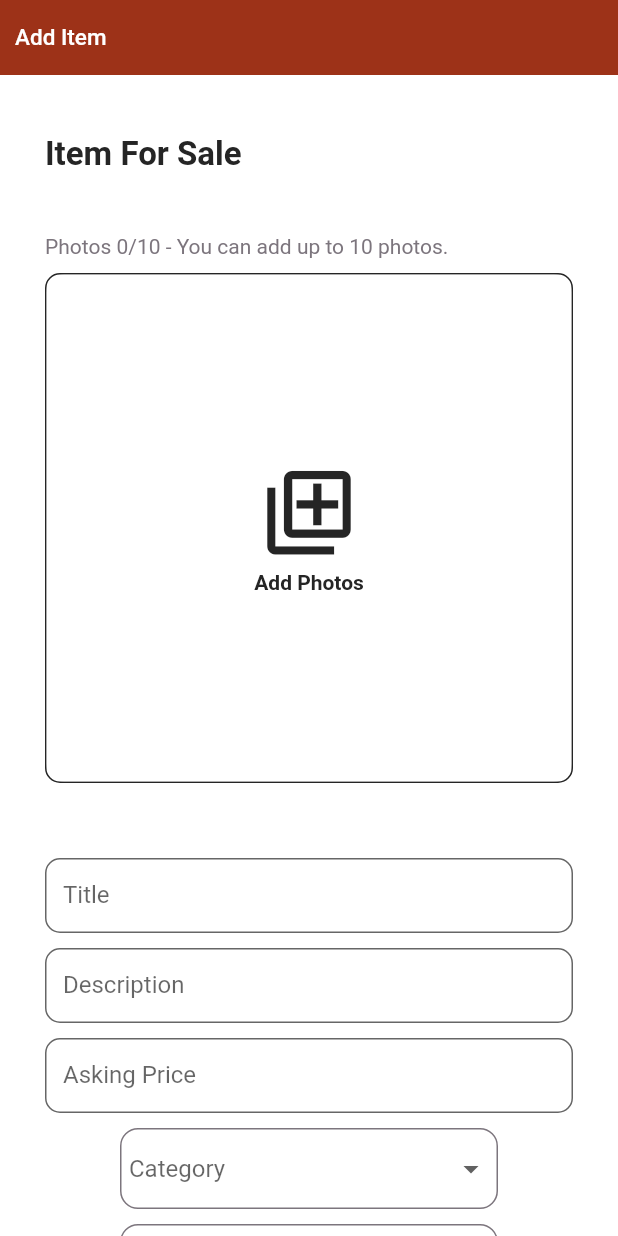
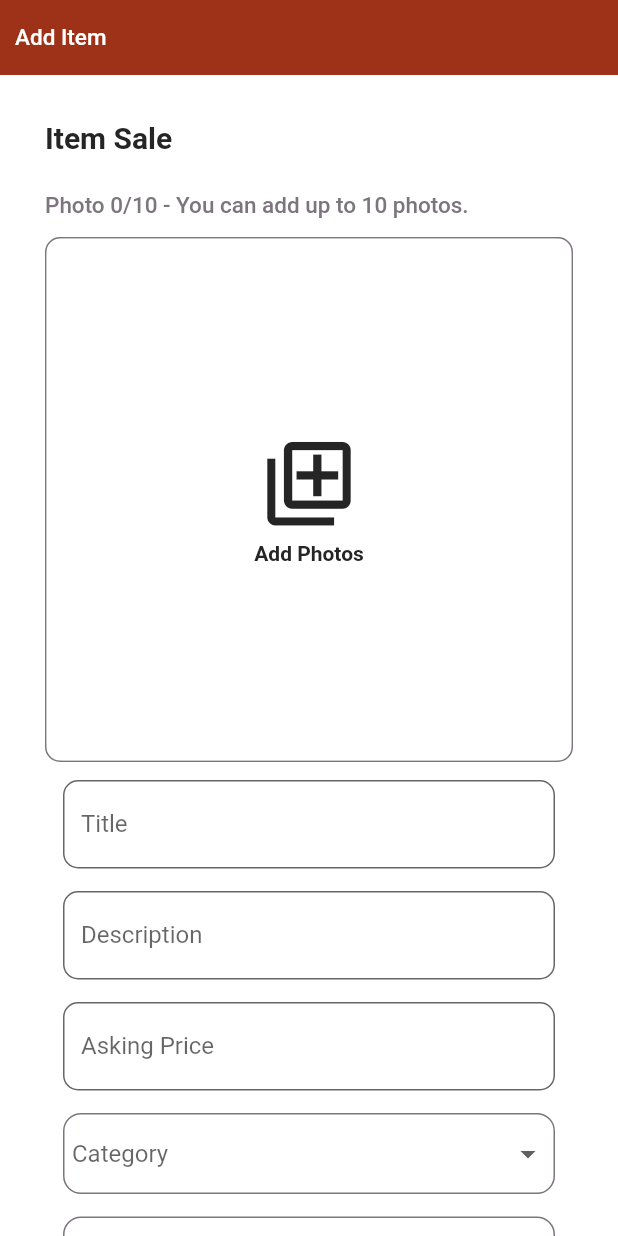
Before and after one commit to mizukageyama/bidding, a Flutter app: the screen it shows after launch, on a phone screen of 412 x 824 dp. Run offline on Flutter 3.47's test engine with Material 2 defaults, Android fonts, the phone set to English and light mode, and no system bars; our stand-ins replace carousel_slider, cloud_firestore, firebase_auth, firebase_core, firebase_storage, flutter_countdown_timer and 4 more; accounts and stored records are empty.

Commit message:
postItem

```diff
--- a/lib/controllers/item_for_sale_controller.dart
+++ b/lib/controllers/item_for_sale_controller.dart
@@ -37,7 +37,7 @@ class AddItemFormController extends GetxController {
 
     await firestore.collection('items').doc(generatedItemId).set({
       'item_id': generatedItemId,
-      //'seller_id':
+      'seller_id': '',
       'title': titleNameController.text.trim(),
       'description': descriptionController.text.trim(),
       'asking_price': askingPriceController.text,
--- a/lib/screens/seller/add_item_form.dart
+++ b/lib/screens/seller/add_item_form.dart
@@ -54,77 +54,64 @@ class _Content extends StatelessWidget {
             ),
           ),
           Wrap(children: [
+            Padding(
+              padding: const EdgeInsets.symmetric(vertical: 30, horizontal: 30),
+              child: Column(
+                crossAxisAlignment: CrossAxisAlignment.start,
+                children: [
+                  Text(
+                    'Item Sale',
+                    style: robotoBold.copyWith(color: blackColor, fontSize: 20),
+                    textAlign: TextAlign.center,
+                  ),
+                  const SizedBox(
+                    height: 25,
+                  ),
+                  Text(
+                    'Photo 0/10 - You can add up to 10 photos.',
+                    style:
+                        robotoMedium.copyWith(color: greyColor, fontSize: 15),
+                    textAlign: TextAlign.right,
+                  ),
+                  Wrap(children: [
                     Container(
-              padding: const EdgeInsets.symmetric(horizontal: 30, vertical: 20),
-              width: 600,
+                      padding: const EdgeInsets.symmetric(vertical: 12),
+                      width: 550,
                       child: Column(
                           mainAxisAlignment: MainAxisAlignment.start,
                           crossAxisAlignment: CrossAxisAlignment.start,
-                  children: <Widget>[
-                    const SizedBox(
-                      height: 20,
-                    ),
-                    Text(
-                      'Item For Sale',
-                      style:
-                          robotoBold.copyWith(color: blackColor, fontSize: 22),
-                      textAlign: TextAlign.right,
-                    ),
-                    const SizedBox(
-                      height: 40,
-                    ),
-                    Text(
-                      'Photos 0/10 - You can add up to 10 photos.',
-                      style: robotoRegular.copyWith(
-                          color: greyColor, fontSize: 14),
-                      textAlign: TextAlign.right,
-                    ),
-                    const SizedBox(
-                      height: 10,
-                    ),
-                    SizedBox(
-                      height: 340,
-                      child: Container(
+                          children: [
+                            Container(
+                              height: 350,
                               decoration: BoxDecoration(
-                            border: Border.all(color: blackColor),
+                                  border: Border.all(color: greyColor),
                                   color: whiteColor,
                                   borderRadius: const BorderRadius.all(
                                     Radius.circular(10),
                                   )),
                               child: ClipRRect(
-                          borderRadius:
-                              const BorderRadius.all(Radius.circular(12)),
-                          child: LayoutBuilder(builder: (BuildContext context,
-                              BoxConstraints constraints) {
-                            return Container(
+                                  borderRadius: const BorderRadius.all(
+                                      Radius.circular(12)),
+                                  child: Container(
                                     width: Get.width,
                                     color: whiteColor,
                                     child: Obx(getPhotos),
-                            );
-                          }),
+                                  )),
                             ),
+                          ]),
                     ),
+                    const SizedBox(
+                      width: 50,
                     ),
-                  ])),
-          const SizedBox(
-            width: 10,
-          ),
-          Expanded(
-              child: Container(
-                  width: 600,
-                  padding:
-                      const EdgeInsets.symmetric(horizontal: 30, vertical: 30),
-                  child: Column(
-                      mainAxisAlignment: MainAxisAlignment.start,
-                      crossAxisAlignment: CrossAxisAlignment.start,
-                      children: <Widget>[
-                        SizedBox(
-                          height: 50,
-                          child: ItemFormInputFieldWithIcon(
+                    Container(
+                        padding: const EdgeInsets.symmetric(horizontal: 12),
+                        width: 550,
+                        child: Column(children: <Widget>[
+                          ItemFormInputField(
                             controller:
                                 itemForSaleController.titleNameController,
                             labelText: 'Title',
-                            keyboardType: TextInputType.name,
+                            keyboardType: TextInputType.multiline,
                             onChanged: (value) {
                               return;
                             },
@@ -132,45 +119,40 @@ class _Content extends StatelessWidget {
                                 .titleNameController.text = value!,
                             validator: Validator().notEmpty,
                           ),
+                          const SizedBox(
+                            height: 15,
                           ),
-                        const SizedBox(
-                          height: 10,
-                        ),
-                        SizedBox(
-                            height: 50,
-                            child: ItemFormInputFieldWithIcon(
+                          ItemFormInputField(
                             controller:
                                 itemForSaleController.descriptionController,
                             labelText: 'Description',
-                              keyboardType: TextInputType.name,
+                            keyboardType: TextInputType.multiline,
                             onChanged: (value) {
                               return;
                             },
                             onSaved: (value) => itemForSaleController
                                 .descriptionController.text = value!,
                             validator: Validator().notEmpty,
-                            )),
+                          ),
                           const SizedBox(
-                          height: 10,
+                            height: 15,
                           ),
-                        SizedBox(
-                            height: 50,
-                            child: ItemFormInputFieldWithIcon(
+                          ItemFormInputField(
                             controller:
                                 itemForSaleController.askingPriceController,
                             labelText: 'Asking Price',
-                              keyboardType: TextInputType.name,
+                            keyboardType: TextInputType.number,
                             onChanged: (value) {
                               return;
                             },
                             onSaved: (value) => itemForSaleController
-                                  .askingPriceController.text = value!,
-                              validator: Validator().email,
-                            )),
+                                .titleNameController.text = value!,
+                            validator: Validator().notEmpty,
+                          ),
                           const SizedBox(
-                          height: 10,
+                            height: 15,
                           ),
-                        Expanded(
+                          SizedBox(
                               child: CustomDropdown(
                             hintText: 'Category',
                             dropdownItems: category,
@@ -180,9 +162,9 @@ class _Content extends StatelessWidget {
                                 itemForSaleController.category.value = item!,
                           )),
                           const SizedBox(
-                          height: 10,
+                            height: 15,
                           ),
-                        Expanded(
+                          SizedBox(
                               child: CustomDropdown(
                             hintText: 'Condition',
                             dropdownItems: condition,
@@ -192,11 +174,9 @@ class _Content extends StatelessWidget {
                                 itemForSaleController.condition.value = item!,
                           )),
                           const SizedBox(
-                          height: 10,
+                            height: 15,
                           ),
-                        SizedBox(
-                            height: 50,
-                            child: ItemFormInputFieldWithIcon(
+                          ItemFormInputField(
                             controller: itemForSaleController.brandController,
                             labelText: 'Brand (Optional)',
                             keyboardType: TextInputType.name,
@@ -205,32 +185,46 @@ class _Content extends StatelessWidget {
                             },
                             onSaved: (value) => itemForSaleController
                                 .brandController.text = value!,
-                              validator: Validator().email,
-                            )),
+                            validator: Validator().notEmpty,
+                          ),
                           const SizedBox(
-                          height: 10,
+                            height: 15,
                           ),
-                        SizedBox(
-                            height: 50,
-                            child: ItemFormInputFieldWithIcon(
+                          ItemFormInputField(
                             controller: itemForSaleController
                                 .enddateofauctionController,
-                              labelText: 'End Date',
-                              keyboardType: TextInputType.name,
+                            labelText: 'End Date of Auction',
+                            keyboardType: TextInputType.number,
                             onChanged: (value) {
                               return;
                             },
                             onSaved: (value) => itemForSaleController
                                 .enddateofauctionController.text = value!,
-                              validator: Validator().email,
-                            )),
+                            validator: Validator().notEmpty,
+                          ),
                           const SizedBox(
-                          height: 15,
+                            height: 50,
+                          ),
+                          Align(
+                            alignment: Alignment.bottomRight,
+                            child: SizedBox(
+                              height: 40,
+                              width: 110,
+                              child: CustomButton(
+                                onTap: () {},
+                                text: 'Post Item',
+                                buttonColor: maroonColor,
+                                fontSize: 16,
+                              ),
+                            ),
                           )
-                      ])))
-        ])
+                        ])),
                   ]),
-    );
+                ],
+              ),
+            ),
+          ]),
+        ]));
   }
 
   Widget getPhotos() {
--- a/lib/shared/_packages_imports.dart
+++ b/lib/shared/_packages_imports.dart
@@ -3,5 +3,4 @@ export 'package:flutter_layout_grid/flutter_layout_grid.dart';
 export 'package:image_picker/image_picker.dart';
 export 'package:flutter_countdown_timer/flutter_countdown_timer.dart';
 export 'package:carousel_slider/carousel_slider.dart';
-export 'package:dotted_border/dotted_border.dart';
 export 'package:uuid/uuid.dart';
--- a/lib/shared/components/custom_dropdown.dart
+++ b/lib/shared/components/custom_dropdown.dart
@@ -33,7 +33,6 @@ class CustomDropdownState extends State<CustomDropdown> {
         borderRadius: const BorderRadius.all(Radius.circular(12)),
       ),
       child: SizedBox(
-        width: 240,
         child: DropdownButtonFormField<String>(
           decoration: const InputDecoration(enabledBorder: InputBorder.none),
           isExpanded: true,
--- a/lib/shared/components/item_sale_form_input_field.dart
+++ b/lib/shared/components/item_sale_form_input_field.dart
@@ -1,8 +1,8 @@
 import 'package:bidding/shared/layout/styles.dart';
 import 'package:flutter/material.dart';
 
-class ItemFormInputFieldWithIcon extends StatelessWidget {
-  const ItemFormInputFieldWithIcon(
+class ItemFormInputField extends StatelessWidget {
+  const ItemFormInputField(
       {required this.controller,
       required this.labelText,
       required this.validator,
--- a/pubspec.yaml
+++ b/pubspec.yaml
@@ -50,7 +50,6 @@ dev_dependencies:
   flutter_layout_grid: ^2.0.0
   flutter_countdown_timer: ^4.1.0
   carousel_slider: ^4.1.1
-  dotted_border: ^2.0.0+2
   uuid: ^3.0.6
 
 # For information on the generic Dart part of this file, see the
```
Also changed, not shown: pubspec.lock. Lines whose indentation alone changed are shown as unchanged.
